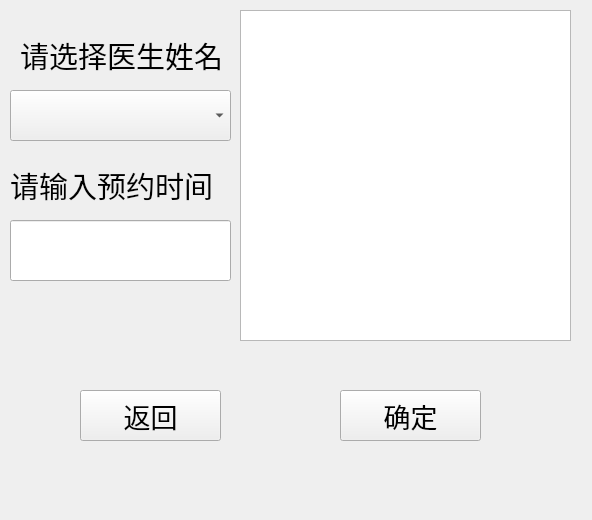
Gray7118/SMS-Smart_Medical_System, file medical_client/doctor_choose.ui: the form before one commit.
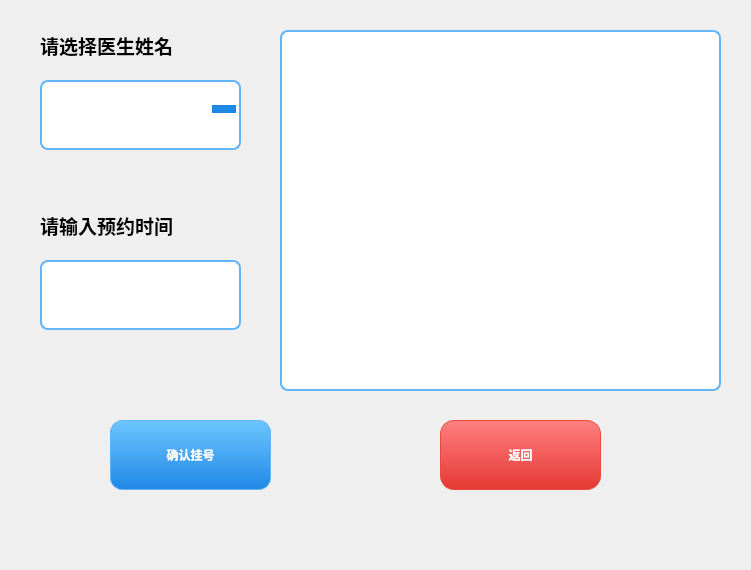
The form after the commit.

```diff
--- a/medical_client/doctor_choose.ui
+++ b/medical_client/doctor_choose.ui
@@ -6,60 +6,140 @@
    <rect>
     <x>0</x>
     <y>0</y>
-    <width>592</width>
-    <height>520</height>
+    <width>751</width>
+    <height>570</height>
    </rect>
   </property>
-  <property name="font">
-   <font>
-    <pointsize>20</pointsize>
-   </font>
-  </property>
   <property name="windowTitle">
    <string>Form</string>
   </property>
-  <widget class="QComboBox" name="choose_doctor">
-   <property name="geometry">
-    <rect>
-     <x>10</x>
-     <y>90</y>
-     <width>221</width>
-     <height>51</height>
-    </rect>
-   </property>
-  </widget>
+  <property name="styleSheet">
+   <string notr="true">
+QWidget#doctor_choose {
+    background-color: qlineargradient(
+        x1:0, y1:0, x2:0, y2:1,
+        stop:0 #e3f2fd,
+        stop:1 #ffffff
+    );
+    font-family: "Microsoft YaHei";
+}
+QLabel {
+    color: #000000;
+    font-weight: bold;
+}
+QComboBox {
+    border: 2px solid #64b5f6;
+    border-radius: 8px;
+    padding: 8px 30px 8px 10px;
+    background-color: #ffffff;
+    font-weight: bold;
+    min-height: 50px;
+    color: #333333;
+}
+QComboBox:focus {
+    border: 2px solid #1e88e5;
+}
+QComboBox::drop-down { subcontrol-origin: padding; subcontrol-position: top right; width: 30px; border-left: none; background: transparent; }
+QComboBox::down-arrow { width:12px; height:12px; border-left:6px solid transparent; border-right:6px solid transparent; border-top:8px solid #1e88e5; }
+QComboBox::down-arrow:on { border-top-color: #1565c0; }
+QComboBox QAbstractItemView {
+    border: 2px solid #64b5f6;
+    border-radius: 6px;
+    background-color: #ffffff;
+    selection-background-color: qlineargradient(x1:0, y1:0, x2:0, y2:1, stop:0 #6ec6ff, stop:1 #1e88e5);
+    selection-color: white;
+    outline: none;
+    padding: 5px;
+    font-weight: bold;
+}
+QComboBox QAbstractItemView::item { height: 40px; padding-left: 10px; }
+QComboBox QAbstractItemView::item:hover { background-color: qlineargradient(x1:0, y1:0, x2:0, y2:1, stop:0 #81d4fa, stop:1 #1976d2); color: white; }
+QLineEdit {
+    border: 2px solid #64b5f6;
+    border-radius: 8px;
+    padding: 8px;
+    background-color: #ffffff;
+    font-weight: bold;
+    min-height: 50px;
+}
+QLineEdit:focus { border: 2px solid #1e88e5; }
+QTextEdit {
+    border: 2px solid #64b5f6;
+    border-radius: 8px;
+    background-color: #ffffff;
+    font-weight: bold;
+    padding: 5px;
+}
+QPushButton {
+    border-radius: 12px;
+    border: 1px solid #64b5f6;
+    color: #ffffff;
+    font-weight: bold;
+    background-color: qlineargradient(x1:0, y1:0, x2:0, y2:1, stop:0 #6ec6ff, stop:1 #1e88e5);
+    min-width: 154px;
+    min-height: 68px;
+}
+QPushButton:hover { background-color: qlineargradient(x1:0, y1:0, x2:0, y2:1, stop:0 #81d4fa, stop:1 #1976d2); }
+QPushButton:pressed { background-color: qlineargradient(x1:0, y1:0, x2:0, y2:1, stop:0 #1e88e5, stop:1 #1565c0); }
+#returnbutton {
+    border-radius: 14px;
+    border: 1px solid #e74c3c;
+    color: #ffffff;
+    background-color: qlineargradient(x1:0, y1:0, x2:0, y2:1, stop:0 #ff7f7f, stop:1 #e53935);
+}
+#returnbutton:hover { background-color: qlineargradient(x1:0, y1:0, x2:0, y2:1, stop:0 #ff8a80, stop:1 #f44336); }
+#returnbutton:pressed { background-color: qlineargradient(x1:0, y1:0, x2:0, y2:1, stop:0 #e53935, stop:1 #c62828); }
+   </string>
+  </property>
+
   <widget class="QLabel" name="label">
    <property name="geometry">
     <rect>
-     <x>20</x>
-     <y>20</y>
-     <width>281</width>
+     <x>40</x>
+     <y>10</y>
+     <width>200</width>
      <height>71</height>
     </rect>
    </property>
    <property name="font">
     <font>
-     <family>AcadEref</family>
-     <pointsize>22</pointsize>
+     <family>Microsoft YaHei</family>
+     <pointsize>14</pointsize>
+     <weight>75</weight>
+     <bold>true</bold>
     </font>
    </property>
    <property name="text">
     <string>请选择医生姓名</string>
    </property>
   </widget>
+
+  <widget class="QComboBox" name="choose_doctor">
+   <property name="geometry">
+    <rect>
+     <x>40</x>
+     <y>80</y>
+     <width>201</width>
+     <height>70</height>
+    </rect>
+   </property>
+  </widget>
+
   <widget class="QLabel" name="label_2">
    <property name="geometry">
     <rect>
-     <x>10</x>
-     <y>150</y>
-     <width>281</width>
+     <x>40</x>
+     <y>190</y>
+     <width>200</width>
      <height>71</height>
     </rect>
    </property>
    <property name="font">
     <font>
-     <family>AcadEref</family>
-     <pointsize>22</pointsize>
+     <family>Microsoft YaHei</family>
+     <pointsize>14</pointsize>
+     <weight>75</weight>
+     <bold>true</bold>
     </font>
    </property>
    <property name="text">
@@ -69,49 +149,54 @@
   <widget class="QLineEdit" name="input_schedule">
    <property name="geometry">
     <rect>
-     <x>10</x>
-     <y>220</y>
-     <width>221</width>
-     <height>61</height>
+     <x>40</x>
+     <y>260</y>
+     <width>201</width>
+     <height>70</height>
     </rect>
    </property>
   </widget>
   <widget class="QTextEdit" name="see_doctor">
    <property name="geometry">
     <rect>
-     <x>240</x>
-     <y>10</y>
-     <width>331</width>
-     <height>331</height>
+     <x>280</x>
+     <y>30</y>
+     <width>441</width>
+     <height>361</height>
     </rect>
    </property>
+   <property name="readOnly">
+    <bool>true</bool>
+   </property>
   </widget>
+
+  <widget class="QPushButton" name="surebutton">
+   <property name="geometry">
+    <rect>
+     <x>110</x>
+     <y>420</y>
+     <width>161</width>
+     <height>70</height>
+    </rect>
+   </property>
+   <property name="text">
+    <string>确认挂号</string>
+   </property>
+  </widget>
+
   <widget class="QPushButton" name="returnbutton">
    <property name="geometry">
     <rect>
-     <x>80</x>
-     <y>390</y>
-     <width>141</width>
-     <height>51</height>
+     <x>440</x>
+     <y>420</y>
+     <width>161</width>
+     <height>70</height>
     </rect>
    </property>
    <property name="text">
     <string>返回</string>
    </property>
   </widget>
-  <widget class="QPushButton" name="surebutton">
-   <property name="geometry">
-    <rect>
-     <x>340</x>
-     <y>390</y>
-     <width>141</width>
-     <height>51</height>
-    </rect>
-   </property>
-   <property name="text">
-    <string>确定</string>
-   </property>
-  </widget>
  </widget>
  <resources/>
  <connections/>
```
Left out of the diff: 4 changed lines with no effect on the pictures.
